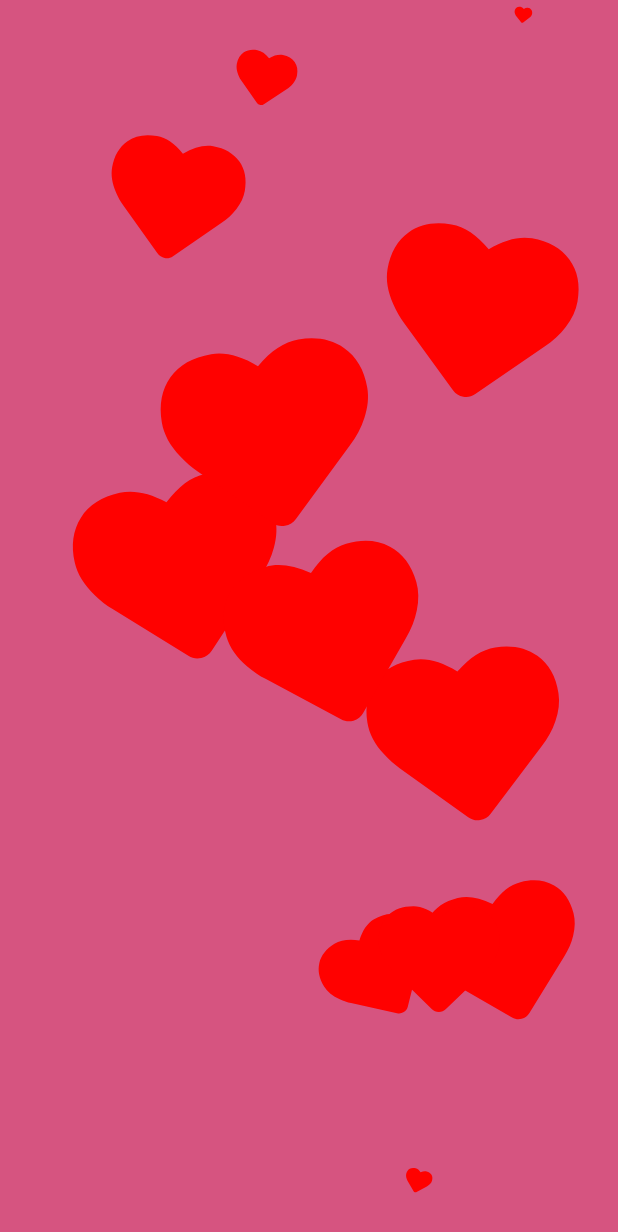
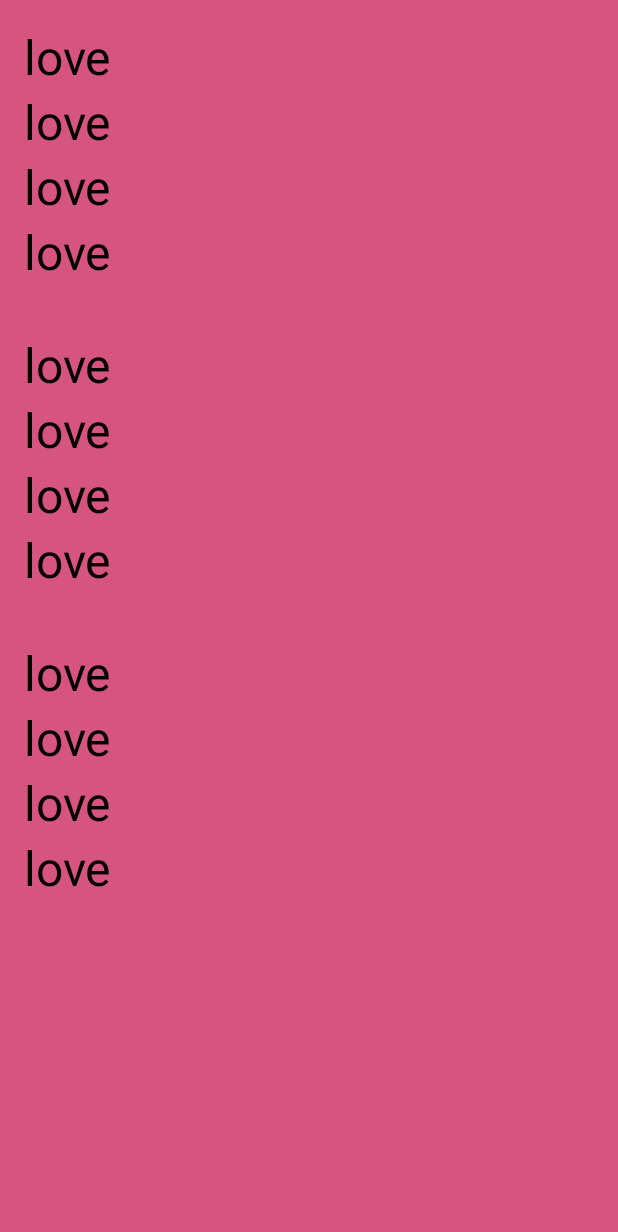
Before and after one commit to Alyad10/LoveCalculator, an Android app: the layout activity_result.xml on its own in the app's theme, with its tools: preview values and no code run, on a phone screen of 412 x 824 dp. Shown: the top 1232 px of the screen. Run offline under Robolectric (Android 15) with nearby library versions, the phone set to English and light mode, and no system bars.

Commit message:
homework 6

```diff
--- a/app/build.gradle
+++ b/app/build.gradle
@@ -60,6 +60,7 @@ dependencies {
     def room_version = "2.4.3"
     implementation "androidx.room:room-runtime:$room_version"
     annotationProcessor "androidx.room:room-compiler:$room_version"
+    kapt "androidx.room:room-compiler:$room_version"
     implementation 'com.google.dagger:hilt-android:2.44.2'
     kapt 'com.google.dagger:hilt-compiler:2.44.2'
 
--- a/app/src/main/AndroidManifest.xml
+++ b/app/src/main/AndroidManifest.xml
@@ -3,6 +3,7 @@
     xmlns:tools="http://schemas.android.com/tools">
 
     <uses-permission android:name="android.permission.INTERNET" />
+    <uses-permission android:name="android.permission.ACCESS_NETWORK_STATE"/>
 
     <application
         android:name=".App"
--- a/app/src/main/java/com/example/lovecalculator/MainActivity.kt
+++ b/app/src/main/java/com/example/lovecalculator/MainActivity.kt
@@ -1,4 +1,5 @@
 package com.example.lovecalculator
+import android.content.Intent
 import android.os.Bundle
 import android.util.Log
 import androidx.activity.viewModels
@@ -26,9 +27,13 @@ const val INTENT_FOR_RESULT = "RESULT"
 
     private fun initClickers() {
         with(binding){
+            btnHistory.setOnClickListener {
+                startActivity(Intent(this@MainActivity, ResultActivity::class.java))
+            }
             btnCalculate.setOnClickListener {
                viewModel.getLiveLove(etFname.text.toString(),edSname.text.toString()).
                observe(this@MainActivity, Observer {
+                   App.appDatabase.loveDao().insert(it)
                    Log.e("ololo", "initClickers: ${it.percentage}")
                })
             }
--- a/app/src/main/java/com/example/lovecalculator/remote/LoveModel.kt
+++ b/app/src/main/java/com/example/lovecalculator/remote/LoveModel.kt
@@ -1,7 +1,9 @@
 package com.example.lovecalculator.remote
 
+import androidx.room.Entity
+import androidx.room.PrimaryKey
 import com.google.gson.annotations.SerializedName
-
+@Entity(tableName = "love_table")
 data class LoveModel (
     @SerializedName ("fname")
     var firstName: String,
@@ -9,4 +11,6 @@ data class LoveModel (
     var secondName: String,
     var percentage : String,
     var result: String,
+    @PrimaryKey(autoGenerate = true)
+    var id: Int
 ) : java.io.Serializable
--- a/app/src/main/res/layout/activity_result.xml
+++ b/app/src/main/res/layout/activity_result.xml
@@ -6,25 +6,30 @@
     android:background="#D65480"
     xmlns:app="http://schemas.android.com/apk/res-auto"
     tools:context=".ResultActivity">
-
-    <TextView
-        android:id="@+id/result"
-        android:layout_width="wrap_content"
-        android:layout_height="wrap_content"
-        android:text="100"
-        android:textColor="#E82112"
-        android:textSize="40sp"
-        app:layout_constraintTop_toTopOf="parent"
-        app:layout_constraintStart_toStartOf="parent"
-        app:layout_constraintEnd_toEndOf="parent"
-        app:layout_constraintBottom_toBottomOf="parent"/>
-    <com.airbnb.lottie.LottieAnimationView
-        android:id="@+id/animationView"
+    <androidx.recyclerview.widget.RecyclerView
+        android:id="@+id/recycler_view"
         android:layout_width="match_parent"
-        android:layout_height="wrap_content"
-        app:lottie_rawRes="@raw/result_hearts"
-        app:layout_constraintTop_toTopOf="parent"
-        app:lottie_autoPlay="true"
-        app:lottie_loop="true"/>
+        android:layout_height="match_parent"
+        app:layoutManager="androidx.recyclerview.widget.LinearLayoutManager"
+        tools:listitem="@layout/item_result"/>
+<!--    <TextView-->
+<!--       android:id="@+id/result"-->
+<!--       android:layout_width="wrap_content"-->
+<!--       android:layout_height="wrap_content"-->
+<!--    android:text="100"-->
+<!--       android:textColor="#E82112"-->
+<!--    android:textSize="40sp"-->
+<!--       app:layout_constraintTop_toTopOf="parent"-->
+<!--       app:layout_constraintStart_toStartOf="parent"-->
+<!--       app:layout_constraintEnd_toEndOf="parent"-->
+<!--      app:layout_constraintBottom_toBottomOf="parent"/>-->
+<!--    <com.airbnb.lottie.LottieAnimationView-->
+<!--        android:id="@+id/animationView"-->
+<!--        android:layout_width="match_parent"-->
+<!--        android:layout_height="wrap_content"-->
+<!--        app:lottie_rawRes="@raw/result_hearts"-->
+<!--        app:layout_constraintTop_toTopOf="parent"-->
+<!--        app:lottie_autoPlay="true"-->
+<!--        app:lottie_loop="true"/>-->
 
 </androidx.constraintlayout.widget.ConstraintLayout>
--- /dev/null
+++ b/app/src/main/res/layout/item_result.xml
@@ -0,0 +1,46 @@
+<?xml version="1.0" encoding="utf-8"?>
+<androidx.constraintlayout.widget.ConstraintLayout xmlns:android="http://schemas.android.com/apk/res/android"
+    android:layout_width="match_parent"
+    android:layout_height="wrap_content"
+    android:padding="16dp"
+    xmlns:app="http://schemas.android.com/apk/res-auto">
+    <TextView
+        android:id="@+id/text_firstname"
+        android:layout_width="match_parent"
+        android:layout_height="wrap_content"
+        android:text="love"
+        android:textColor="@color/black"
+        android:textSize="32dp"
+        app:layout_constraintStart_toStartOf="parent"
+        app:layout_constraintTop_toTopOf="parent"/>
+    <TextView
+        android:id="@+id/text_secondname"
+        android:layout_width="match_parent"
+        android:layout_height="wrap_content"
+        android:text="love"
+        android:textColor="@color/black"
+        android:textSize="32dp"
+        app:layout_constraintStart_toStartOf="parent"
+        app:layout_constraintTop_toBottomOf="@id/text_firstname"/>
+    <TextView
+        android:id="@+id/text_percentage"
+        android:layout_width="match_parent"
+        android:layout_height="wrap_content"
+        android:text="love"
+        android:textColor="@color/black"
+        android:textSize="32dp"
+        app:layout_constraintStart_toStartOf="parent"
+        app:layout_constraintTop_toBottomOf="@id/text_secondname"/>
+    <TextView
+        android:id="@+id/text_result"
+        android:layout_width="match_parent"
+        android:layout_height="wrap_content"
+        android:text="love"
+        android:textColor="@color/black"
+        android:textSize="32dp"
+        app:layout_constraintStart_toStartOf="parent"
+        app:layout_constraintTop_toBottomOf="@id/text_percentage"/>
+
+
+
+</androidx.constraintlayout.widget.ConstraintLayout>
```
Also changed, not shown: app/src/main/java/com/example/lovecalculator/App.kt (+12 -0 lines), app/src/main/java/com/example/lovecalculator/ResultActivity.kt (+11 -3 lines), app/src/main/java/com/example/lovecalculator/ResultAdapter.kt (added, +38 -0 lines), app/src/main/java/com/example/lovecalculator/room/AppDatabase.kt (added, +11 -0 lines), app/src/main/java/com/example/lovecalculator/room/LoveDao.kt (added, +16 -0 lines), app/src/main/res/layout/activity_main.xml (+10 -1 lines).
